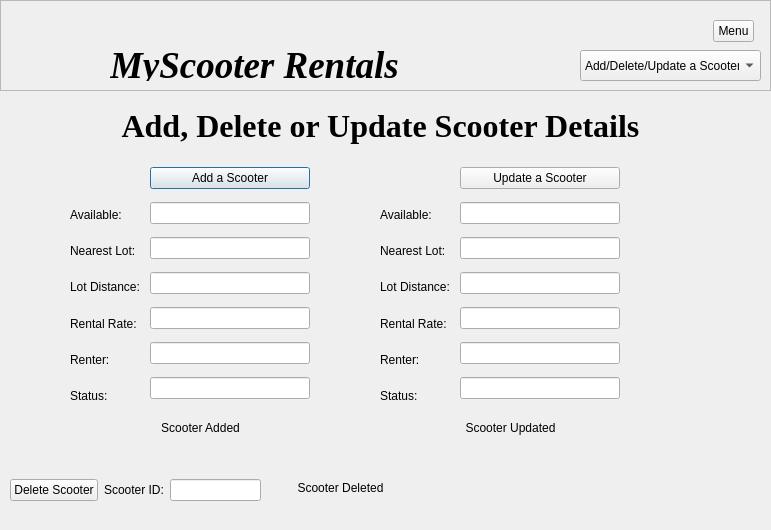
Above: adddeletescooter.ui from DanielleSamaroo/Group-5-Scooters before the change. Below: the same form after it.
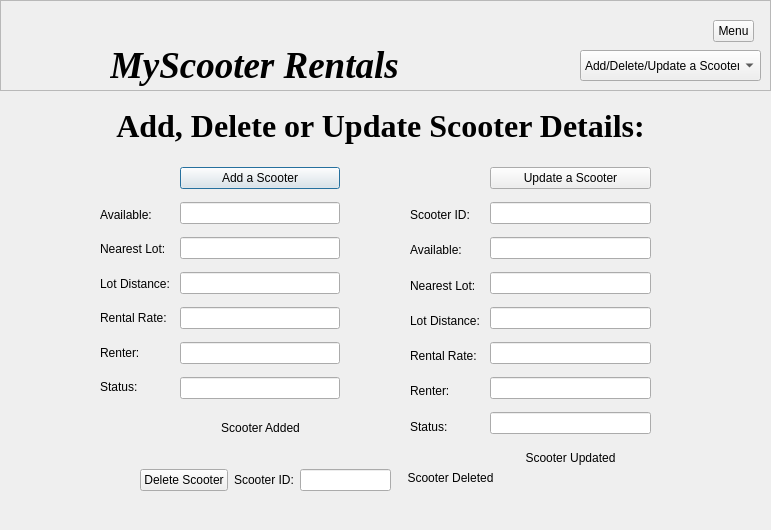
That is the form after the change. Icons and pictures are not drawn.

Commit message: add/delete/update scooters & bug fixing

Diff of the .ui file:
```diff
--- a/adddeletescooter.ui
+++ b/adddeletescooter.ui
@@ -35,9 +35,9 @@
     <property name="geometry">
      <rect>
       <x>110</x>
-      <y>50</y>
+      <y>40</y>
       <width>421</width>
-      <height>31</height>
+      <height>50</height>
      </rect>
     </property>
     <property name="font">
@@ -153,10 +153,10 @@
   <widget class="QWidget" name="verticalLayoutWidget">
    <property name="geometry">
     <rect>
-     <x>150</x>
+     <x>180</x>
      <y>160</y>
      <width>160</width>
-     <height>252</height>
+     <height>251</height>
     </rect>
    </property>
    <layout class="QVBoxLayout" name="verticalLayout">
@@ -168,30 +168,201 @@
      </widget>
     </item>
     <item>
-     <widget class="QLineEdit" name="lineEdit_2"/>
+     <widget class="QLineEdit" name="lineEdit_2">
+      <property name="palette">
+       <palette>
+        <active>
+         <colorrole role="Text">
+          <brush brushstyle="SolidPattern">
+           <color alpha="255">
+            <red>255</red>
+            <green>255</green>
+            <blue>255</blue>
+           </color>
+          </brush>
+         </colorrole>
+        </active>
+        <inactive>
+         <colorrole role="Text">
+          <brush brushstyle="SolidPattern">
+           <color alpha="255">
+            <red>255</red>
+            <green>255</green>
+            <blue>255</blue>
+           </color>
+          </brush>
+         </colorrole>
+        </inactive>
+        <disabled/>
+       </palette>
+      </property>
+     </widget>
     </item>
     <item>
-     <widget class="QLineEdit" name="lineEdit_4"/>
+     <widget class="QLineEdit" name="lineEdit_3">
+      <property name="palette">
+       <palette>
+        <active>
+         <colorrole role="Text">
+          <brush brushstyle="SolidPattern">
+           <color alpha="255">
+            <red>255</red>
+            <green>255</green>
+            <blue>255</blue>
+           </color>
+          </brush>
+         </colorrole>
+        </active>
+        <inactive>
+         <colorrole role="Text">
+          <brush brushstyle="SolidPattern">
+           <color alpha="255">
+            <red>255</red>
+            <green>255</green>
+            <blue>255</blue>
+           </color>
+          </brush>
+         </colorrole>
+        </inactive>
+        <disabled/>
+       </palette>
+      </property>
+     </widget>
     </item>
     <item>
-     <widget class="QLineEdit" name="lineEdit_3"/>
+     <widget class="QLineEdit" name="lineEdit_4">
+      <property name="palette">
+       <palette>
+        <active>
+         <colorrole role="Text">
+          <brush brushstyle="SolidPattern">
+           <color alpha="255">
+            <red>255</red>
+            <green>255</green>
+            <blue>255</blue>
+           </color>
+          </brush>
+         </colorrole>
+        </active>
+        <inactive>
+         <colorrole role="Text">
+          <brush brushstyle="SolidPattern">
+           <color alpha="255">
+            <red>255</red>
+            <green>255</green>
+            <blue>255</blue>
+           </color>
+          </brush>
+         </colorrole>
+        </inactive>
+        <disabled/>
+       </palette>
+      </property>
+     </widget>
     </item>
     <item>
-     <widget class="QLineEdit" name="lineEdit_5"/>
+     <widget class="QLineEdit" name="lineEdit_5">
+      <property name="palette">
+       <palette>
+        <active>
+         <colorrole role="Text">
+          <brush brushstyle="SolidPattern">
+           <color alpha="255">
+            <red>255</red>
+            <green>255</green>
+            <blue>255</blue>
+           </color>
+          </brush>
+         </colorrole>
+        </active>
+        <inactive>
+         <colorrole role="Text">
+          <brush brushstyle="SolidPattern">
+           <color alpha="255">
+            <red>255</red>
+            <green>255</green>
+            <blue>255</blue>
+           </color>
+          </brush>
+         </colorrole>
+        </inactive>
+        <disabled/>
+       </palette>
+      </property>
+     </widget>
     </item>
     <item>
-     <widget class="QLineEdit" name="lineEdit_7"/>
+     <widget class="QLineEdit" name="lineEdit_6">
+      <property name="enabled">
+       <bool>true</bool>
+      </property>
+      <property name="palette">
+       <palette>
+        <active>
+         <colorrole role="Text">
+          <brush brushstyle="SolidPattern">
+           <color alpha="255">
+            <red>255</red>
+            <green>255</green>
+            <blue>255</blue>
+           </color>
+          </brush>
+         </colorrole>
+        </active>
+        <inactive>
+         <colorrole role="Text">
+          <brush brushstyle="SolidPattern">
+           <color alpha="255">
+            <red>255</red>
+            <green>255</green>
+            <blue>255</blue>
+           </color>
+          </brush>
+         </colorrole>
+        </inactive>
+        <disabled/>
+       </palette>
+      </property>
+     </widget>
     </item>
     <item>
-     <widget class="QLineEdit" name="lineEdit_8"/>
+     <widget class="QLineEdit" name="lineEdit_7">
+      <property name="palette">
+       <palette>
+        <active>
+         <colorrole role="Text">
+          <brush brushstyle="SolidPattern">
+           <color alpha="255">
+            <red>255</red>
+            <green>255</green>
+            <blue>255</blue>
+           </color>
+          </brush>
+         </colorrole>
+        </active>
+        <inactive>
+         <colorrole role="Text">
+          <brush brushstyle="SolidPattern">
+           <color alpha="255">
+            <red>255</red>
+            <green>255</green>
+            <blue>255</blue>
+           </color>
+          </brush>
+         </colorrole>
+        </inactive>
+        <disabled/>
+       </palette>
+      </property>
+     </widget>
     </item>
    </layout>
   </widget>
   <widget class="QWidget" name="horizontalLayoutWidget">
    <property name="geometry">
     <rect>
-     <x>10</x>
-     <y>450</y>
+     <x>140</x>
+     <y>440</y>
      <width>251</width>
      <height>80</height>
     </rect>
@@ -212,17 +383,45 @@
      </widget>
     </item>
     <item>
-     <widget class="QLineEdit" name="lineEdit"/>
+     <widget class="QLineEdit" name="lineEdit">
+      <property name="palette">
+       <palette>
+        <active>
+         <colorrole role="Text">
+          <brush brushstyle="SolidPattern">
+           <color alpha="255">
+            <red>255</red>
+            <green>255</green>
+            <blue>255</blue>
+           </color>
+          </brush>
+         </colorrole>
+        </active>
+        <inactive>
+         <colorrole role="Text">
+          <brush brushstyle="SolidPattern">
+           <color alpha="255">
+            <red>255</red>
+            <green>255</green>
+            <blue>255</blue>
+           </color>
+          </brush>
+         </colorrole>
+        </inactive>
+        <disabled/>
+       </palette>
+      </property>
+     </widget>
     </item>
    </layout>
   </widget>
   <widget class="QWidget" name="verticalLayoutWidget_3">
    <property name="geometry">
     <rect>
-     <x>70</x>
+     <x>100</x>
      <y>200</y>
      <width>81</width>
-     <height>211</height>
+     <height>201</height>
     </rect>
    </property>
    <layout class="QVBoxLayout" name="verticalLayout_3">
@@ -270,67 +469,13 @@
     </item>
    </layout>
   </widget>
-  <widget class="QWidget" name="verticalLayoutWidget_4">
-   <property name="geometry">
-    <rect>
-     <x>380</x>
-     <y>200</y>
-     <width>81</width>
-     <height>211</height>
-    </rect>
-   </property>
-   <layout class="QVBoxLayout" name="verticalLayout_4">
-    <item>
-     <widget class="QLabel" name="label_6">
-      <property name="text">
-       <string>Available:</string>
-      </property>
-     </widget>
-    </item>
-    <item>
-     <widget class="QLabel" name="label_12">
-      <property name="text">
-       <string>Nearest Lot:</string>
-      </property>
-     </widget>
-    </item>
-    <item>
-     <widget class="QLabel" name="label_13">
-      <property name="text">
-       <string>Lot Distance:</string>
-      </property>
-     </widget>
-    </item>
-    <item>
-     <widget class="QLabel" name="label_14">
-      <property name="text">
-       <string>Rental Rate:</string>
-      </property>
-     </widget>
-    </item>
-    <item>
-     <widget class="QLabel" name="label_15">
-      <property name="text">
-       <string>Renter:</string>
-      </property>
-     </widget>
-    </item>
-    <item>
-     <widget class="QLabel" name="label_16">
-      <property name="text">
-       <string>Status:</string>
-      </property>
-     </widget>
-    </item>
-   </layout>
-  </widget>
   <widget class="QWidget" name="verticalLayoutWidget_2">
    <property name="geometry">
     <rect>
-     <x>460</x>
+     <x>490</x>
      <y>160</y>
-     <width>160</width>
-     <height>252</height>
+     <width>161</width>
+     <height>281</height>
     </rect>
    </property>
    <layout class="QVBoxLayout" name="verticalLayout_2">
@@ -342,29 +487,231 @@
      </widget>
     </item>
     <item>
-     <widget class="QLineEdit" name="lineEdit_6"/>
+     <widget class="QLineEdit" name="lineEdit_8">
+      <property name="palette">
+       <palette>
+        <active>
+         <colorrole role="Text">
+          <brush brushstyle="SolidPattern">
+           <color alpha="255">
+            <red>255</red>
+            <green>255</green>
+            <blue>255</blue>
+           </color>
+          </brush>
+         </colorrole>
+        </active>
+        <inactive>
+         <colorrole role="Text">
+          <brush brushstyle="SolidPattern">
+           <color alpha="255">
+            <red>255</red>
+            <green>255</green>
+            <blue>255</blue>
+           </color>
+          </brush>
+         </colorrole>
+        </inactive>
+        <disabled/>
+       </palette>
+      </property>
+     </widget>
     </item>
     <item>
-     <widget class="QLineEdit" name="lineEdit_9"/>
+     <widget class="QLineEdit" name="lineEdit_9">
+      <property name="palette">
+       <palette>
+        <active>
+         <colorrole role="Text">
+          <brush brushstyle="SolidPattern">
+           <color alpha="255">
+            <red>255</red>
+            <green>255</green>
+            <blue>255</blue>
+           </color>
+          </brush>
+         </colorrole>
+        </active>
+        <inactive>
+         <colorrole role="Text">
+          <brush brushstyle="SolidPattern">
+           <color alpha="255">
+            <red>255</red>
+            <green>255</green>
+            <blue>255</blue>
+           </color>
+          </brush>
+         </colorrole>
+        </inactive>
+        <disabled/>
+       </palette>
+      </property>
+     </widget>
     </item>
     <item>
-     <widget class="QLineEdit" name="lineEdit_10"/>
+     <widget class="QLineEdit" name="lineEdit_10">
+      <property name="palette">
+       <palette>
+        <active>
+         <colorrole role="Text">
+          <brush brushstyle="SolidPattern">
+           <color alpha="255">
+            <red>255</red>
+            <green>255</green>
+            <blue>255</blue>
+           </color>
+          </brush>
+         </colorrole>
+        </active>
+        <inactive>
+         <colorrole role="Text">
+          <brush brushstyle="SolidPattern">
+           <color alpha="255">
+            <red>255</red>
+            <green>255</green>
+            <blue>255</blue>
+           </color>
+          </brush>
+         </colorrole>
+        </inactive>
+        <disabled/>
+       </palette>
+      </property>
+     </widget>
     </item>
     <item>
-     <widget class="QLineEdit" name="lineEdit_11"/>
+     <widget class="QLineEdit" name="lineEdit_11">
+      <property name="palette">
+       <palette>
+        <active>
+         <colorrole role="Text">
+          <brush brushstyle="SolidPattern">
+           <color alpha="255">
+            <red>255</red>
+            <green>255</green>
+            <blue>255</blue>
+           </color>
+          </brush>
+         </colorrole>
+        </active>
+        <inactive>
+         <colorrole role="Text">
+          <brush brushstyle="SolidPattern">
+           <color alpha="255">
+            <red>255</red>
+            <green>255</green>
+            <blue>255</blue>
+           </color>
+          </brush>
+         </colorrole>
+        </inactive>
+        <disabled/>
+       </palette>
+      </property>
+     </widget>
     </item>
     <item>
-     <widget class="QLineEdit" name="lineEdit_12"/>
+     <widget class="QLineEdit" name="lineEdit_12">
+      <property name="palette">
+       <palette>
+        <active>
+         <colorrole role="Text">
+          <brush brushstyle="SolidPattern">
+           <color alpha="255">
+            <red>255</red>
+            <green>255</green>
+            <blue>255</blue>
+           </color>
+          </brush>
+         </colorrole>
+        </active>
+        <inactive>
+         <colorrole role="Text">
+          <brush brushstyle="SolidPattern">
+           <color alpha="255">
+            <red>255</red>
+            <green>255</green>
+            <blue>255</blue>
+           </color>
+          </brush>
+         </colorrole>
+        </inactive>
+        <disabled/>
+       </palette>
+      </property>
+     </widget>
     </item>
     <item>
-     <widget class="QLineEdit" name="lineEdit_13"/>
+     <widget class="QLineEdit" name="lineEdit_13">
+      <property name="palette">
+       <palette>
+        <active>
+         <colorrole role="Text">
+          <brush brushstyle="SolidPattern">
+           <color alpha="255">
+            <red>255</red>
+            <green>255</green>
+            <blue>255</blue>
+           </color>
+          </brush>
+         </colorrole>
+        </active>
+        <inactive>
+         <colorrole role="Text">
+          <brush brushstyle="SolidPattern">
+           <color alpha="255">
+            <red>255</red>
+            <green>255</green>
+            <blue>255</blue>
+           </color>
+          </brush>
+         </colorrole>
+        </inactive>
+        <disabled/>
+       </palette>
+      </property>
+     </widget>
+    </item>
+    <item>
+     <widget class="QLineEdit" name="lineEdit_14">
+      <property name="enabled">
+       <bool>true</bool>
+      </property>
+      <property name="palette">
+       <palette>
+        <active>
+         <colorrole role="Text">
+          <brush brushstyle="SolidPattern">
+           <color alpha="255">
+            <red>255</red>
+            <green>255</green>
+            <blue>255</blue>
+           </color>
+          </brush>
+         </colorrole>
+        </active>
+        <inactive>
+         <colorrole role="Text">
+          <brush brushstyle="SolidPattern">
+           <color alpha="255">
+            <red>255</red>
+            <green>255</green>
+            <blue>255</blue>
+           </color>
+          </brush>
+         </colorrole>
+        </inactive>
+        <disabled/>
+       </palette>
+      </property>
+     </widget>
     </item>
    </layout>
   </widget>
   <widget class="QLabel" name="label_17">
    <property name="geometry">
     <rect>
-     <x>140</x>
+     <x>200</x>
      <y>420</y>
      <width>121</width>
      <height>16</height>
@@ -380,8 +727,8 @@
   <widget class="QLabel" name="label_18">
    <property name="geometry">
     <rect>
-     <x>450</x>
-     <y>420</y>
+     <x>510</x>
+     <y>450</y>
      <width>121</width>
      <height>16</height>
     </rect>
@@ -396,8 +743,8 @@
   <widget class="QLabel" name="label_19">
    <property name="geometry">
     <rect>
-     <x>280</x>
-     <y>480</y>
+     <x>390</x>
+     <y>470</y>
      <width>121</width>
      <height>16</height>
     </rect>
@@ -427,12 +774,73 @@
     </font>
    </property>
    <property name="text">
-    <string>Add, Delete or Update Scooter Details</string>
+    <string>Add, Delete or Update Scooter Details:</string>
    </property>
    <property name="alignment">
     <set>Qt::AlignCenter</set>
    </property>
   </widget>
+  <widget class="QWidget" name="verticalLayoutWidget_4">
+   <property name="geometry">
+    <rect>
+     <x>410</x>
+     <y>200</y>
+     <width>81</width>
+     <height>241</height>
+    </rect>
+   </property>
+   <layout class="QVBoxLayout" name="verticalLayout_4">
+    <item>
+     <widget class="QLabel" name="label_21">
+      <property name="text">
+       <string>Scooter ID:</string>
+      </property>
+     </widget>
+    </item>
+    <item>
+     <widget class="QLabel" name="label_6">
+      <property name="text">
+       <string>Available:</string>
+      </property>
+     </widget>
+    </item>
+    <item>
+     <widget class="QLabel" name="label_12">
+      <property name="text">
+       <string>Nearest Lot:</string>
+      </property>
+     </widget>
+    </item>
+    <item>
+     <widget class="QLabel" name="label_13">
+      <property name="text">
+       <string>Lot Distance:</string>
+      </property>
+     </widget>
+    </item>
+    <item>
+     <widget class="QLabel" name="label_14">
+      <property name="text">
+       <string>Rental Rate:</string>
+      </property>
+     </widget>
+    </item>
+    <item>
+     <widget class="QLabel" name="label_15">
+      <property name="text">
+       <string>Renter:</string>
+      </property>
+     </widget>
+    </item>
+    <item>
+     <widget class="QLabel" name="label_16">
+      <property name="text">
+       <string>Status:</string>
+      </property>
+     </widget>
+    </item>
+   </layout>
+  </widget>
  </widget>
  <resources/>
  <connections/>
```
Left out of the diff: 4 changed lines with no effect on the pictures. The commit also changes 36 other files.
